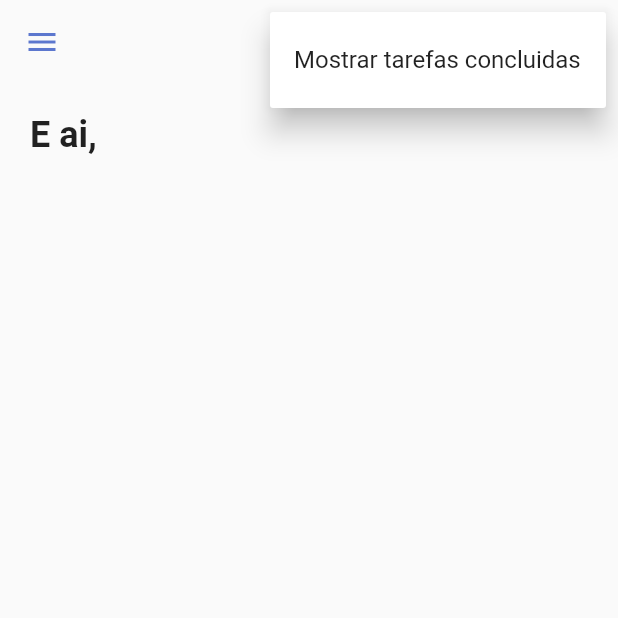
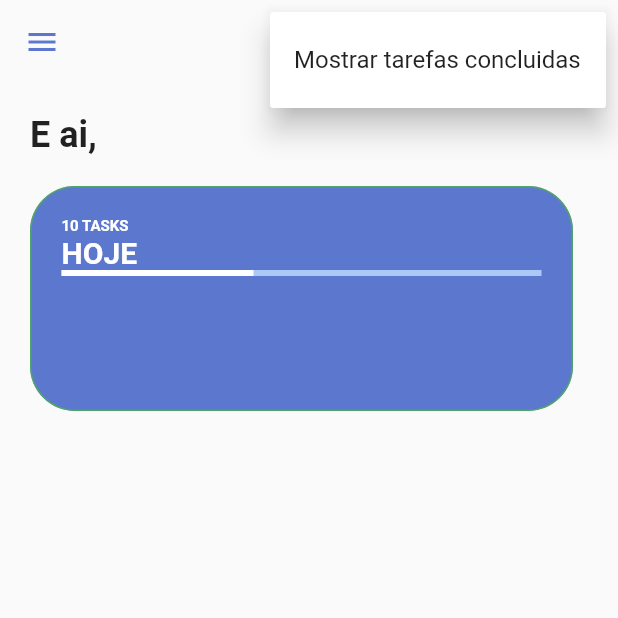
Before and after one commit to nevitonviana/bloco_de_nota, a Flutter app: the screen it shows once a user with an empty profile is signed in, after a tap on the "filter alt" icon, on a phone screen of 412 x 824 dp, the top half of it. Run offline on Flutter 3.47's test engine with Material 2 defaults, Android fonts, the phone set to English and light mode, and no system bars; our stand-ins replace firebase_auth, firebase_core, flutter_signin_button, google_fonts, google_sign_in, sqflite and 1 more; missing offline and left inert: flutter_overlay_loader, validatorless; accounts and stored records are empty; network calls fail; Roboto replaces fonts that are missing (Mandali).

Commit message:
criação do card de filtros

```diff
--- a/lib/modules/home/home_page.dart
+++ b/lib/modules/home/home_page.dart
@@ -3,6 +3,7 @@ import 'package:flutter/material.dart';
 import '/core/ui/theme_extensions.dart';
 import 'widget/home_drawer.dart';
 import 'widget/home_header.dart';
+import 'widget/todo_card_filter.dart';
 
 class HomePage extends StatelessWidget {
   const HomePage({Key? key}) : super(key: key);
@@ -39,7 +40,9 @@ class HomePage extends StatelessWidget {
                       crossAxisAlignment: CrossAxisAlignment.start,
                       children: const [
                         HomeHeader(),
-                      ]),
+                        TodoCardFilter(),
+
+                      ],),
                 ),
               ),
             ),
--- a/lib/modules/home/widget/home_filters.dart
+++ b/lib/modules/home/widget/home_filters.dart
@@ -1,7 +1,8 @@
 import 'package:flutter/material.dart';
+import '/core/ui/theme_extensions.dart';
 
 class HomeFilters extends StatefulWidget {
-  const HomeFilters({Key key}) : super(key: key);
+  const HomeFilters({Key? key}) : super(key: key);
 
   @override
   _HomeFiltersState createState() => _HomeFiltersState();
@@ -10,6 +11,17 @@ class HomeFilters extends StatefulWidget {
 class _HomeFiltersState extends State<HomeFilters> {
   @override
   Widget build(BuildContext context) {
-    return Container();
+    return Column(crossAxisAlignment: CrossAxisAlignment.start,children: [
+      Text("Filtros", style: context.titleStyle,),
+      const SizedBox(height: 10),
+      SingleChildScrollView(
+        scrollDirection: Axis.horizontal,
+        child: Row(
+          children: [
+
+          ],
+        ),
+      )
+    ],);
   }
 }
--- /dev/null
+++ b/lib/modules/home/widget/todo_card_filter.dart
@@ -0,0 +1,49 @@
+import 'package:flutter/material.dart';
+
+import '/core/ui/theme_extensions.dart';
+
+class TodoCardFilter extends StatelessWidget {
+  const TodoCardFilter({Key? key}) : super(key: key);
+
+  @override
+  Widget build(BuildContext context) {
+    return Container(
+      constraints: const BoxConstraints(
+        minHeight: 120,
+        maxHeight: 150,
+      ),
+      margin: const EdgeInsets.only(right: 10),
+      padding: const EdgeInsets.all(20),
+      decoration: BoxDecoration(
+        color: context.primaryColor,
+        border: Border.all(
+          width: 1,
+          color: Colors.green.withOpacity(0.8),
+        ),
+        borderRadius: BorderRadius.circular(30),
+      ),
+      child: Column(
+        crossAxisAlignment: CrossAxisAlignment.start,
+        children: [
+          Text(
+            "10 TASKS",
+            style:
+                context.titleStyle.copyWith(fontSize: 10, color: Colors.white),
+          ),
+          const Text(
+            "HOJE",
+            style: TextStyle(
+              fontSize: 20,
+              fontWeight: FontWeight.bold,
+              color: Colors.white,
+            ),
+          ),
+          LinearProgressIndicator(
+              backgroundColor: context.primaryColorLight,
+              valueColor: const AlwaysStoppedAnimation<Color>(Colors.white),
+              value: 0.4),
+        ],
+      ),
+    );
+  }
+}
```
